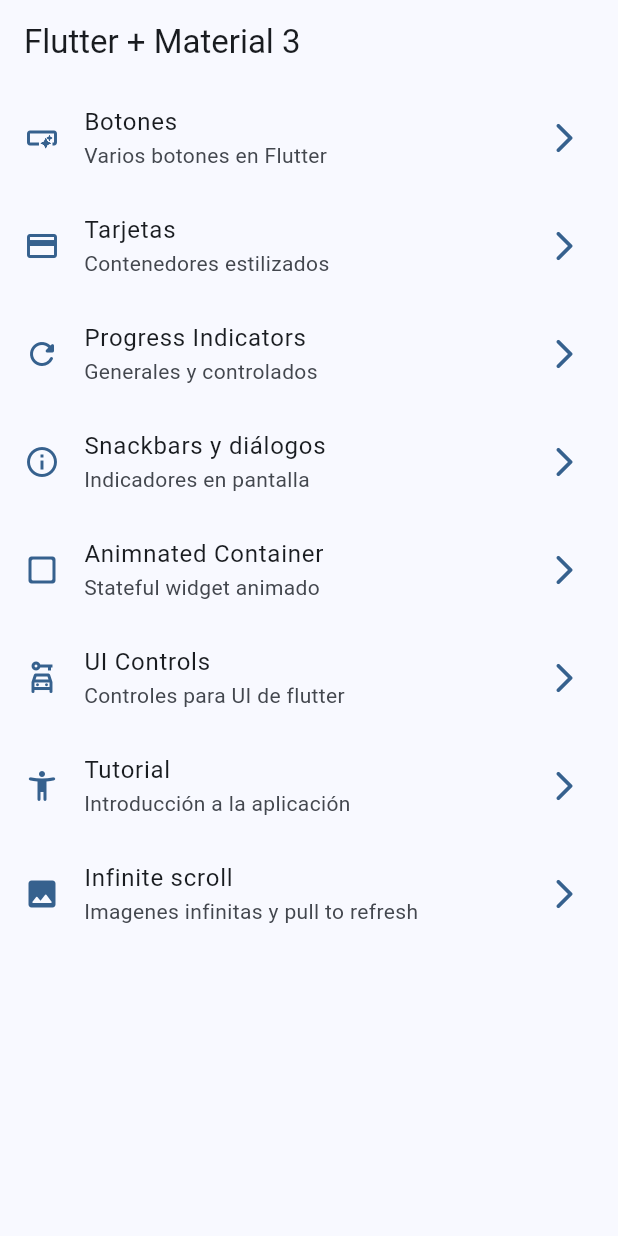
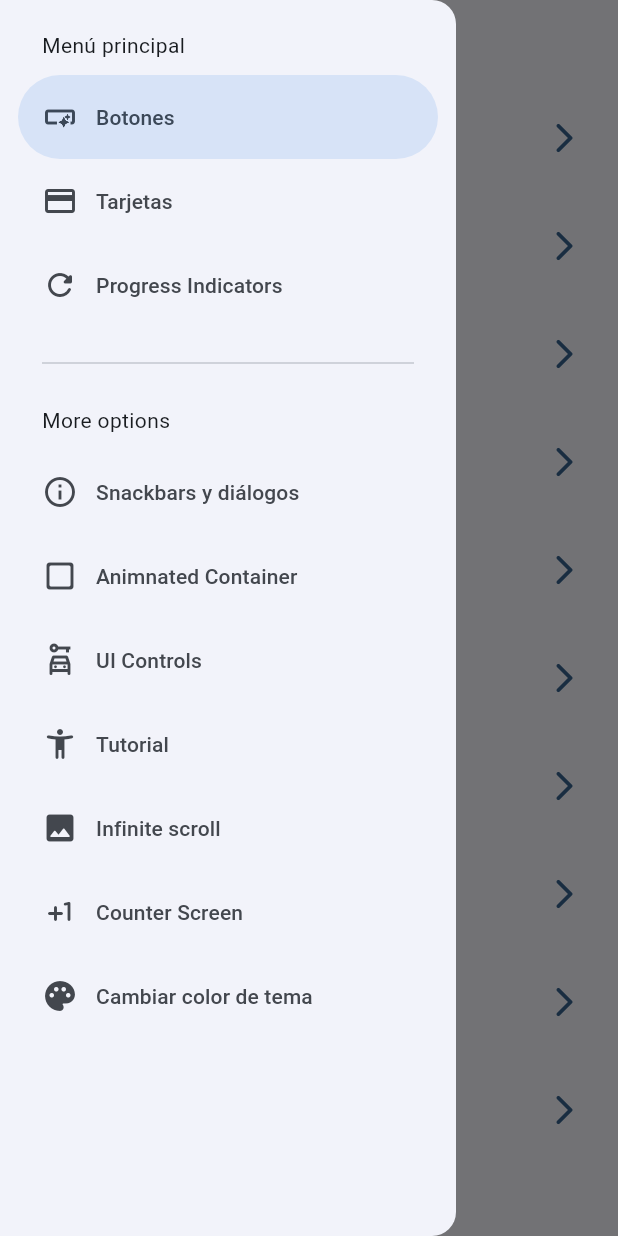
Before and after one commit to glorona/MyFlutterApps, a Flutter app: the screen it shows after launch, with the side drawer open (before the commit the screen has no drawer), on a phone screen of 412 x 824 dp. Run offline on Flutter 3.47's test engine with Material 3 defaults, Android fonts, the phone set to English and light mode, and no system bars; our stand-ins replace animate_do, dio, flutter_riverpod, go_router, video_player.

Commit message:
Add riverpod and completed theme changer functionality

```diff
--- a/widgets_app/lib/config/menu/menu_items.dart
+++ b/widgets_app/lib/config/menu/menu_items.dart
@@ -54,4 +54,15 @@ const appMenuItems = <MenuItem>[
         subtitle: 'Imagenes infinitas y pull to refresh',
         url: '/infinite',
         icon: Icons.image_rounded),
+    MenuItem(
+        title: 'Counter Screen',
+        subtitle: 'Counter screen con riverpod',
+        url: '/counter',
+        icon: Icons.plus_one_rounded),
+    MenuItem(
+        title: 'Cambiar color de tema',
+        subtitle: 'Cambia el color del tema',
+        url: '/theme',
+        icon: Icons.palette_rounded),
+
   ];
--- a/widgets_app/lib/config/router/app_router.dart
+++ b/widgets_app/lib/config/router/app_router.dart
@@ -67,5 +67,19 @@ final GoRouter appRouter = GoRouter(
         return const InfiniteScrollScreen();
       },
     ),
+    GoRoute(
+      name: CounterScreen.name,
+      path: '/counter',
+      builder: (context,state) {
+        return const CounterScreen();
+      },
+    ),
+    GoRoute(
+      name: ThemeScreen.name,
+      path: '/theme',
+      builder: (context,state) {
+        return const ThemeScreen();
+      },
+    ),
   ],
 );
--- a/widgets_app/lib/config/theme/app_theme.dart
+++ b/widgets_app/lib/config/theme/app_theme.dart
@@ -12,15 +12,19 @@ const colorList = <Color>[
 
 class AppTheme {
   final int selectedColor;
+  final bool isDarkMode;
 
-  AppTheme({this.selectedColor = 0})
+  AppTheme({this.selectedColor = 0, this.isDarkMode = false})
       : assert(selectedColor >= 0, 'Selected color must be greater than 0.'),
-        assert(selectedColor < colorList.length, 'Selected color must be less or equal than ${colorList.length - 1}');
+        assert(selectedColor < colorList.length,
+            'Selected color must be less or equal than ${colorList.length - 1}');
 
-  ThemeData getTheme() =>
-      ThemeData(useMaterial3: true,
+  ThemeData getTheme() => ThemeData(
+      useMaterial3: true,
+      brightness: isDarkMode ? Brightness.dark : Brightness.light,
       colorSchemeSeed: colorList[selectedColor],
-      appBarTheme: const AppBarTheme( //Tema global para los appbar
+      appBarTheme: const AppBarTheme(
+        //Tema global para los appbar
         centerTitle: false,
       ));
 }
--- a/widgets_app/lib/main.dart
+++ b/widgets_app/lib/main.dart
@@ -1,21 +1,28 @@
 import 'package:flutter/material.dart';
+import 'package:flutter_riverpod/flutter_riverpod.dart';
 import 'package:widgets_app/config/router/app_router.dart';
 import 'package:widgets_app/config/theme/app_theme.dart';
+import 'package:widgets_app/presentation/providers/theme_provider.dart';
 
 void main() {
-  runApp(const MainApp());
+  runApp(const ProviderScope(
+      //Es necesario colocar esto para usar riverpod. Esto va a poder leer todos los providers utilizados.
+      child: MainApp()));
 }
 
-class MainApp extends StatelessWidget {
+class MainApp extends ConsumerWidget {
   const MainApp({super.key});
 
   @override
-  Widget build(BuildContext context) {
+  Widget build(BuildContext context, WidgetRef ref) {
+    final isDarkMode = ref.watch(isDarkModeProvider);
+    final selectedColor = ref.watch(selectedColorProvider);
+
     return MaterialApp.router(
       title: 'Flutter Widgets',
       routerConfig: appRouter,
       debugShowCheckedModeBanner: false,
-      theme: AppTheme(selectedColor: 0).getTheme(),
+      theme: AppTheme(selectedColor: selectedColor, isDarkMode: isDarkMode).getTheme(),
     );
   }
 }
--- /dev/null
+++ b/widgets_app/lib/presentation/providers/counter_provider.dart
@@ -0,0 +1,4 @@
+import 'package:flutter_riverpod/flutter_riverpod.dart';
+
+final counterProvider = StateProvider<int>((ref) => 5);
+//Pequena pieza de informacion de estado de nuestra app. Tema, valor de un contador, variable numerica, valor de clase.
--- /dev/null
+++ b/widgets_app/lib/presentation/providers/theme_provider.dart
@@ -0,0 +1,13 @@
+import 'package:flutter_riverpod/flutter_riverpod.dart';
+import 'package:widgets_app/config/theme/app_theme.dart';
+
+// Estado dark mode provider
+
+final isDarkModeProvider = StateProvider<bool>((ref) => false);
+
+// Listado de colores inmutable
+//Esto no se va a cambiar solo va a leerse
+final colorListProvider = Provider((ref) => colorList);
+
+//Provider para determinar color seleccionado
+final selectedColorProvider = StateProvider<int>((ref) => 0);
--- a/widgets_app/lib/presentation/screens/home/home_screen.dart
+++ b/widgets_app/lib/presentation/screens/home/home_screen.dart
@@ -2,6 +2,7 @@ import 'package:flutter/material.dart';
 import 'package:go_router/go_router.dart';
 import 'package:widgets_app/config/menu/menu_items.dart';
 import 'package:widgets_app/presentation/screens/cards/cards_screen.dart';
+import 'package:widgets_app/presentation/widgets/side_menu.dart';
 
 class HomeScreen extends StatelessWidget {
   static const String name = 'home_screen';
@@ -11,11 +12,16 @@ class HomeScreen extends StatelessWidget {
 
   @override
   Widget build(BuildContext context) {
+
+    final scaffoldKey = GlobalKey<ScaffoldState>(); //Referencia al estado actual del scaffold.
+
     return Scaffold(
+      key: scaffoldKey,
       appBar: AppBar(
         title: const Text('Flutter + Material 3'),
       ),
       body: const _HomeView(),
+      drawer: SideMenu(scaffoldKey: scaffoldKey),
     );
   }
 }
--- a/widgets_app/lib/presentation/screens/screens.dart
+++ b/widgets_app/lib/presentation/screens/screens.dart
@@ -1,3 +1,5 @@
+export 'package:widgets_app/presentation/screens/theme/theme_screen.dart';
+export 'package:widgets_app/presentation/screens/counter/counter_screen.dart';
 export 'package:widgets_app/presentation/screens/app_tutorial/app_tutorial_screen.dart';
 export 'package:widgets_app/presentation/screens/infinite_scroll/infinite_scroll_screen.dart';
 export 'package:widgets_app/presentation/screens/progress/progress_screen.dart';
@@ -9,3 +11,4 @@ export 'package:widgets_app/presentation/screens/home/home_screen.dart';
 export 'package:widgets_app/presentation/screens/animated/animated_screen.dart';
 
 //Widgets exportados para evitar muchos exports en files.
+//Se llama archivo de barril
--- /dev/null
+++ b/widgets_app/lib/presentation/widgets/side_menu.dart
@@ -0,0 +1,63 @@
+import 'package:flutter/material.dart';
+import 'package:go_router/go_router.dart';
+import 'package:widgets_app/config/menu/menu_items.dart';
+
+class SideMenu extends StatefulWidget {
+  final GlobalKey<ScaffoldState> scaffoldKey;
+
+  const SideMenu({super.key, required this.scaffoldKey});
+
+  @override
+  State<SideMenu> createState() => _SideMenuState();
+}
+
+class _SideMenuState extends State<SideMenu> {
+  int navDrawerIndex = 0;
+
+  @override
+  Widget build(BuildContext context) {
+    //Para determinar notch en el padding
+    final hasNotch = MediaQuery.of(context).viewPadding.top >
+        35; //Cuanto es el padding que se tiene en cierto lugar para obtener el notch
+
+    return NavigationDrawer(
+        selectedIndex: navDrawerIndex,
+        onDestinationSelected: (value) {
+          setState(() {
+            navDrawerIndex = value;
+          });
+
+          final menuItem = appMenuItems[value];
+
+          context.push(
+              menuItem.url); //go solo mueve a la ruta, push crea un stack.
+          //Si yo quiero hacer referencia a las propiedades de un stateful widget (no a un state) debo escribir widget.
+          widget.scaffoldKey.currentState?.closeDrawer();
+        },
+        children: [
+          Padding(
+            padding: EdgeInsets.fromLTRB(28, hasNotch ? 10 : 20, 16, 10),
+            child: const Text('Menú principal'),
+          ),
+
+          //Recorrer menuItems para cargar los drawers
+          ...appMenuItems.sublist(0, 3).map(
+                (item) => NavigationDrawerDestination(
+                    icon: Icon(item.icon), label: Text(item.title)),
+              ),
+
+          const Padding(
+              padding: EdgeInsets.fromLTRB(28, 16, 28, 10), child: Divider()),
+
+          const Padding(
+            padding: EdgeInsets.fromLTRB(28, 10, 16, 10),
+            child: Text('More options'),
+          ),
+
+          ...appMenuItems.sublist(3).map(
+                (item) => NavigationDrawerDestination(
+                    icon: Icon(item.icon), label: Text(item.title)),
+              ),
+        ]);
+  }
+}
--- a/widgets_app/pubspec.yaml
+++ b/widgets_app/pubspec.yaml
@@ -10,6 +10,7 @@ dependencies:
   animate_do: ^3.3.4
   flutter:
     sdk: flutter
+  flutter_riverpod: ^2.5.1
   go_router: ^14.2.7
 
 dev_dependencies:
```
Also changed, not shown: widgets_app/lib/presentation/screens/counter/counter_screen.dart (added, +47 -0 lines), widgets_app/lib/presentation/screens/theme/theme_screen.dart (added, +58 -0 lines).
